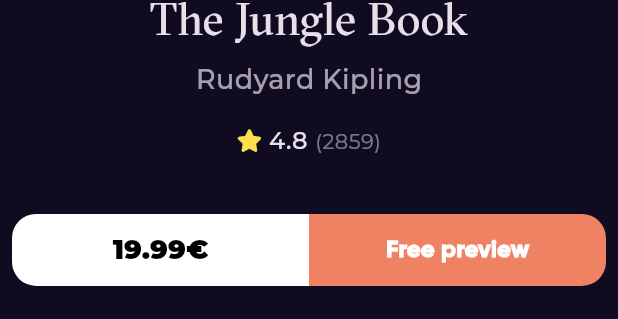
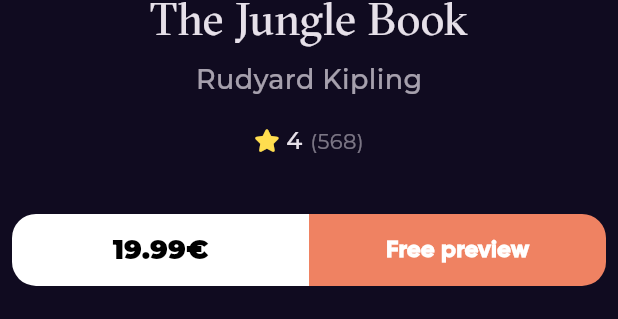
Before and after one commit to Abdalrahman-Alhamod/Bookly-App, a Flutter app: the BookDetailsSection widget shown alone on an empty page, opened directly, on a phone screen of 412 x 824 dp. Shown: the part 665-984 px from the top of the screen. Run offline on Flutter 3.47's test engine with Material 3 defaults, Android fonts, the phone set to English and light mode, and no system bars; drawn by our look-alikes of cached_network_image; our stand-ins replace dartz, dio, equatable, flutter_bloc, font_awesome_flutter, get_it and 2 more; network calls fail.

Commit message:
view data in newest book list view

```diff
--- a/lib/features/Home/presentation/manager/Newest Books Cubit/newest_books_cubit.dart
+++ b/lib/features/Home/presentation/manager/Newest Books Cubit/newest_books_cubit.dart
@@ -8,10 +8,10 @@ part 'newest_books_state.dart';
 
 class NewestBooksCubit extends Cubit<NewestBooksState> {
   NewestBooksCubit(this.homeRepo) : super(NewestBooksInitial());
-   final HomeRepo homeRepo;
-  Future<void> fetchFeaturedBooks() async {
+  final HomeRepo homeRepo;
+  Future<void> fetchNewestBooks() async {
     emit(NewestBooksLoading());
-    var data = await homeRepo.fetchFeaturedBooks();
+    var data = await homeRepo.fetchNewestBooks();
     data.fold(
       (failure) => emit(
         NewestBooksFailure(failure.errorMessage),
--- a/lib/features/Home/presentation/views/widgets/book_details_section.dart
+++ b/lib/features/Home/presentation/views/widgets/book_details_section.dart
@@ -41,7 +41,7 @@ class BookDetailsSection extends StatelessWidget {
         const SizedBox(
           height: 16,
         ),
-        const BookRating(),
+        const BookRating(rating: 4,count: 568,),
         const SizedBox(
           height: 37,
         ),
--- a/lib/features/Home/presentation/views/widgets/book_rating.dart
+++ b/lib/features/Home/presentation/views/widgets/book_rating.dart
@@ -3,32 +3,33 @@ import 'package:flutter/material.dart';
 import 'package:font_awesome_flutter/font_awesome_flutter.dart';
 
 class BookRating extends StatelessWidget {
-  const BookRating({super.key});
-
+  const BookRating({super.key, required this.rating, required this.count});
+  final int rating;
+  final int count;
   @override
   Widget build(BuildContext context) {
-    return const Row(
+    return  Row(
       mainAxisAlignment: MainAxisAlignment.center,
       children: [
-        Icon(
+        const Icon(
           FontAwesomeIcons.solidStar,
           size: 15,
           color: Color(0xffFFDD4F),
         ),
-        SizedBox(
+        const SizedBox(
           width: 6.3,
         ),
         Text(
-          '4.8',
+          rating.toString(),
           style: AppStyles.textStyle_16_Medium_Montserrat,
         ),
-        SizedBox(
+        const SizedBox(
           width: 5,
         ),
         Opacity(
           opacity: 0.5,
           child: Text(
-            '(2859)',
+            '($count)',
             style: AppStyles.textStyle_14_Regular_Montserrat,
           ),
         ),
--- a/lib/features/Home/presentation/views/widgets/home_view_body.dart
+++ b/lib/features/Home/presentation/views/widgets/home_view_body.dart
@@ -10,6 +10,7 @@ class HomeViewBody extends StatelessWidget {
   @override
   Widget build(BuildContext context) {
     return const CustomScrollView(
+      physics: BouncingScrollPhysics(),
       slivers: [
         SliverToBoxAdapter(
           child: Column(
@@ -23,7 +24,7 @@ class HomeViewBody extends StatelessWidget {
               Padding(
                 padding: EdgeInsets.only(left: 30.0),
                 child: Text(
-                  'Best Seller',
+                  'Newest Books',
                   style: AppStyles.textStyle_18_SemiBold_Montserrat,
                 ),
               ),
--- a/lib/features/Search/presentation/views/widgets/search_result_list_view.dart
+++ b/lib/features/Search/presentation/views/widgets/search_result_list_view.dart
@@ -1,6 +1,4 @@
 import 'package:flutter/material.dart';
-
-import '../../../../Home/presentation/views/widgets/best_seller_list_view_item.dart';
 
 class SearchResultListView extends StatelessWidget {
   const SearchResultListView({super.key});
@@ -13,7 +11,8 @@ class SearchResultListView extends StatelessWidget {
       itemBuilder: (context, index) {
         return const Padding(
           padding: EdgeInsets.symmetric(vertical: 10),
-          child: BookListViewItem(bookIndex: 0),
+          //child: BookListViewItem(bookModel: ,),
+          child: Text('text'),
         );
       },
     );
--- a/lib/main.dart
+++ b/lib/main.dart
@@ -28,7 +28,7 @@ class BooklyApp extends StatelessWidget {
         BlocProvider(
           create: (context) => NewestBooksCubit(
             getIt.get<HomeRepoImpl>(),
-          ),
+          )..fetchNewestBooks(),
         ),
       ],
       child: MaterialApp.router(
```
Also changed, not shown: lib/features/Home/presentation/views/widgets/best_seller_list_view.dart (+16 -3 lines), lib/features/Home/presentation/views/widgets/best_seller_list_view_item.dart (+17 -26 lines).
